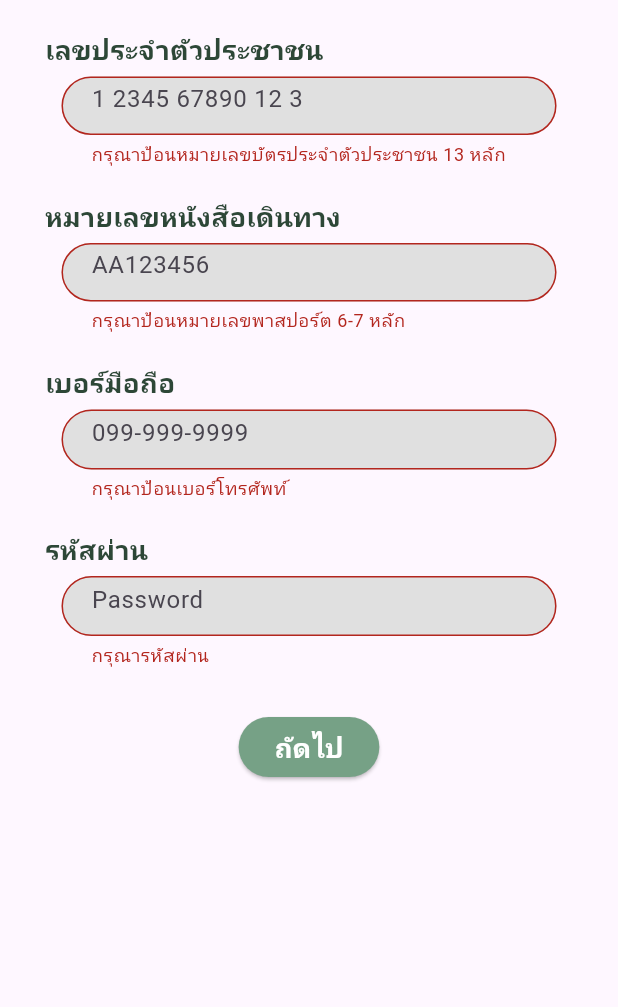
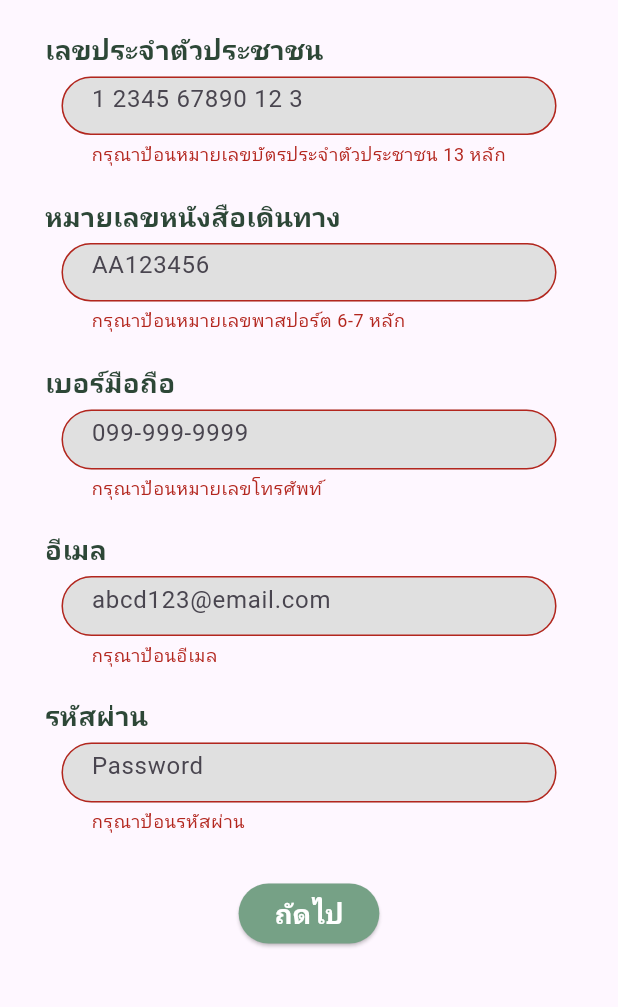
Before and after one commit to u6587051/DST66-1_ITDS283_MobileApplication, a Flutter app: the screen it shows after launch, after a tap on "ถัดไป", on a phone screen of 412 x 824 dp, the part 90-1097 px from its top. Run offline on Flutter 3.47's test engine with Material 3 defaults, Android fonts, the phone set to English and light mode, and no system bars; our stand-ins replace carousel_slider, firebase_core, form_field_validator, go_router, google_maps_flutter, location; accounts and stored records are empty; Roboto replaces fonts that are missing (Kanit).

Commit message:
Add email textformfield to auth using firebase

```diff
--- a/pj_vaccinepassport/lib/common_pages/login-page.dart
+++ b/pj_vaccinepassport/lib/common_pages/login-page.dart
@@ -66,7 +66,7 @@ class LogInPage extends StatelessWidget {
                     crossAxisAlignment: CrossAxisAlignment.start,
                     children: [
                       Text(
-                        'เลขประจำตัวประชาชน หรือ เบอร์มือถือ',
+                        'อีเมล',
                         textAlign: TextAlign.left,
                         style: TextStyle(
                           color: Colors.white,
--- a/pj_vaccinepassport/lib/create_account/create-account_1.dart
+++ b/pj_vaccinepassport/lib/create_account/create-account_1.dart
@@ -17,8 +17,9 @@ class _CreateAccount1State extends State<CreateAccount1> {
       CitizenID: '',
       PassportNumber: '',
       Phonenumber: '',
+      Email: '',
       Password: '',
-      Title: '',
+      Gender: '',
       Firstname: '',
       Surname: '',
       DoB: '');
@@ -26,7 +27,7 @@ class _CreateAccount1State extends State<CreateAccount1> {
   @override
   Widget build(BuildContext context) {
     return Scaffold(
-        resizeToAvoidBottomInset: false,
+        resizeToAvoidBottomInset: true,
         appBar: PreferredSize(
           preferredSize: Size.fromHeight(60),
           child: Stack(
@@ -70,7 +71,9 @@ class _CreateAccount1State extends State<CreateAccount1> {
             ],
           ),
         ),
-        body: Container(
+        body: SingleChildScrollView(
+          reverse: true,
+          child: Container(
             child: Form(
               key: formkey,
               child: Column(children: [
@@ -97,9 +100,13 @@ class _CreateAccount1State extends State<CreateAccount1> {
                   width: 330,
                   height: 60,
                   child: TextFormField(
-                  validator: MultiValidator([RequiredValidator(
-                      errorText: "กรุณาป้อนหมายเลขบัตรประจำตัวประชาชน 13 หลัก"),
-                      MinLengthValidator(13, errorText: "กรุณาป้อนหมายเลขพาสปอร์ตขั้นต่ำ 13 หลัก")]),
+                    validator: MultiValidator([
+                      RequiredValidator(
+                          errorText:
+                              "กรุณาป้อนหมายเลขบัตรประจำตัวประชาชน 13 หลัก"),
+                      MinLengthValidator(13,
+                          errorText: "กรุณาป้อนหมายเลขพาสปอร์ตขั้นต่ำ 13 หลัก")
+                    ]),
                     onSaved: (citizenid) {
                       profile.CitizenID = citizenid!;
                     },
@@ -153,9 +160,12 @@ class _CreateAccount1State extends State<CreateAccount1> {
                   width: 330,
                   height: 60,
                   child: TextFormField(
-                  validator: MultiValidator([RequiredValidator(
+                    validator: MultiValidator([
+                      RequiredValidator(
                           errorText: "กรุณาป้อนหมายเลขพาสปอร์ต 6-7 หลัก"),
-                      MinLengthValidator(6, errorText: "กรุณาป้อนหมายเลขพาสปอร์ตขั้นต่ำ 6 หลัก")]),
+                      MinLengthValidator(6,
+                          errorText: "กรุณาป้อนหมายเลขพาสปอร์ตขั้นต่ำ 6 หลัก")
+                    ]),
                     onSaved: (passportnumber) {
                       profile.PassportNumber = passportnumber!;
                     },
@@ -202,8 +212,11 @@ class _CreateAccount1State extends State<CreateAccount1> {
                   width: 330,
                   height: 60,
                   child: TextFormField(
-                  validator:
-                      RequiredValidator(errorText: "กรุณาป้อนเบอร์โทรศัพท์"),
+                    validator: MultiValidator([
+                      RequiredValidator(errorText: "กรุณาป้อนหมายเลขโทรศัพท์"),
+                      MinLengthValidator(10,
+                          errorText: "หมายเลขโทรศัพท์ไม่ถูกต้อง")
+                    ]),
                     onSaved: (phonenumber) {
                       profile.Phonenumber = phonenumber!;
                     },
@@ -218,6 +231,57 @@ class _CreateAccount1State extends State<CreateAccount1> {
                     decoration: InputDecoration(
                       counterText: '',
                       hintText: '099-999-9999',
+                      fillColor: Colors.grey[300],
+                      filled: true,
+                      labelStyle: TextStyle(color: Colors.black),
+                      enabledBorder: OutlineInputBorder(
+                        borderSide: BorderSide(color: Colors.white),
+                      ),
+                      focusedBorder: OutlineInputBorder(
+                        borderSide: BorderSide(color: Colors.white),
+                      ),
+                      border: OutlineInputBorder(
+                          borderRadius: BorderRadius.circular(20.0)),
+                      contentPadding: EdgeInsets.all(16),
+                    ),
+                    style: TextStyle(color: Colors.black),
+                  ),
+                ),
+                Row(
+                  mainAxisAlignment: MainAxisAlignment.start,
+                  children: [
+                    Padding(
+                      padding: const EdgeInsets.fromLTRB(30, 20, 0, 0),
+                      child: Text(
+                        'อีเมล',
+                        textAlign: TextAlign.left,
+                        style: TextStyle(
+                          color: Color.fromARGB(255, 45, 71, 55),
+                          fontSize: 18,
+                          fontFamily: 'Kanit',
+                          fontWeight: FontWeight.bold,
+                        ),
+                      ),
+                    ),
+                  ],
+                ),
+                SizedBox(height: 5),
+                SizedBox(
+                  width: 330,
+                  height: 60,
+                  child: TextFormField(
+                    keyboardType: TextInputType.emailAddress,
+                    validator: MultiValidator([
+                      RequiredValidator(errorText: "กรุณาป้อนอีเมล"),
+                      EmailValidator(errorText: "อีเมลไม่ถูกต้อง")
+                    ]),
+                    onSaved: (email) {
+                      profile.Email = email!;
+                    },
+                    maxLength: 40,
+                    decoration: InputDecoration(
+                      counterText: '',
+                      hintText: 'abcd123@email.com',
                       fillColor: Colors.grey[300],
                       filled: true,
                       labelStyle: TextStyle(color: Colors.black),
@@ -257,8 +321,11 @@ class _CreateAccount1State extends State<CreateAccount1> {
                   width: 330,
                   height: 60,
                   child: TextFormField(
-                  validator:
-                      MultiValidator([RequiredValidator(errorText:"กรุณารหัสผ่าน"), MinLengthValidator(6, errorText: "กำหนดรหัสผ่านขั้นต่ำอย่างน้อย 6 ตัว")]),
+                    validator: MultiValidator([
+                      RequiredValidator(errorText: "กรุณาป้อนรหัสผ่าน"),
+                      MinLengthValidator(6,
+                          errorText: "กำหนดรหัสผ่านขั้นต่ำอย่างน้อย 6 ตัว")
+                    ]),
                     onSaved: (password) {
                       profile.Password = password!;
                     },
@@ -315,6 +382,7 @@ class _CreateAccount1State extends State<CreateAccount1> {
                 ),
               ]),
             ),
+          ),
         ));
   }
 }
--- a/pj_vaccinepassport/lib/model/profile.dart
+++ b/pj_vaccinepassport/lib/model/profile.dart
@@ -2,8 +2,9 @@ class Profile {
   String CitizenID;
   String PassportNumber;
   String Phonenumber;
+  String Email;
   String Password;
-  String Title;
+  String Gender;
   String Firstname;
   String Surname;
   String DoB;
@@ -11,8 +12,9 @@ class Profile {
   Profile({required this.CitizenID,
     required  this.PassportNumber,
     required  this.Phonenumber,
+    required  this.Email,
     required  this.Password,
-    required  this.Title,
+    required  this.Gender,
     required  this.Firstname,
     required  this.Surname,
     required  this.DoB});
```
Also changed, not shown: pj_vaccinepassport/lib/create_account/create-account_2.dart (+50 -33 lines). Lines whose indentation alone changed are shown as unchanged.
